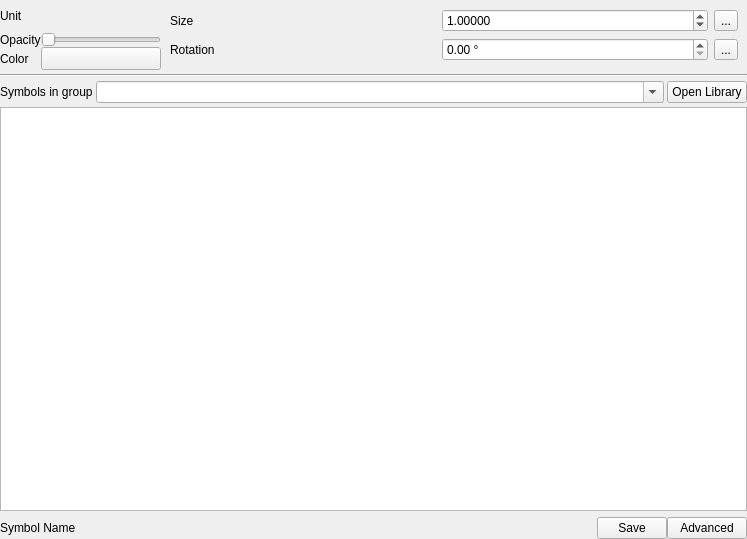
This is SWGIS-DLLSrc/SWGIS-Gui/widget_symbolslist.ui in LZS1991/SWGIS as Qt 5 draws it before an edit. The edited form follows.
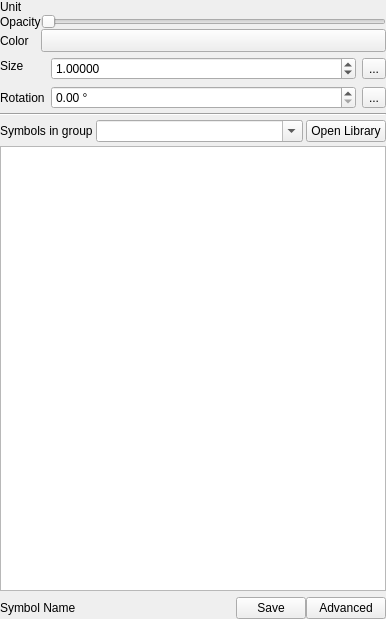
This is the edited form. Custom widgets are drawn as their Qt base class.

```diff
--- a/SWGIS-DLLSrc/SWGIS-Gui/widget_symbolslist.ui
+++ b/SWGIS-DLLSrc/SWGIS-Gui/widget_symbolslist.ui
@@ -6,274 +6,26 @@
    <rect>
     <x>0</x>
     <y>0</y>
-    <width>747</width>
-    <height>539</height>
+    <width>386</width>
+    <height>619</height>
    </rect>
   </property>
   <property name="windowTitle">
    <string>Form</string>
   </property>
   <layout class="QGridLayout" name="gridLayout_4">
-   <property name="leftMargin">
-    <number>0</number>
-   </property>
-   <property name="topMargin">
-    <number>0</number>
-   </property>
-   <property name="rightMargin">
-    <number>0</number>
-   </property>
-   <property name="bottomMargin">
-    <number>0</number>
-   </property>
    <property name="verticalSpacing">
     <number>4</number>
    </property>
-   <item row="0" column="0">
-    <layout class="QHBoxLayout" name="horizontalLayout">
-     <item>
-      <layout class="QGridLayout" name="gridLayout_3">
-       <item row="2" column="0">
-        <widget class="QLabel" name="label_5">
-         <property name="text">
-          <string>Color</string>
-         </property>
-         <property name="buddy">
-          <cstring>btnColor</cstring>
-         </property>
-        </widget>
-       </item>
-       <item row="1" column="0">
-        <widget class="QLabel" name="mTransparencyLabel">
-         <property name="text">
-          <string>Opacity</string>
-         </property>
-         <property name="buddy">
-          <cstring>mTransparencySlider</cstring>
-         </property>
-        </widget>
-       </item>
-       <item row="0" column="0">
-        <widget class="QLabel" name="mSymbolUnitLabel">
-         <property name="text">
-          <string>Unit</string>
-         </property>
-        </widget>
-       </item>
-       <item row="1" column="1">
-        <widget class="QSlider" name="mTransparencySlider">
-         <property name="sizePolicy">
-          <sizepolicy hsizetype="Preferred" vsizetype="Fixed">
-           <horstretch>0</horstretch>
-           <verstretch>0</verstretch>
-          </sizepolicy>
-         </property>
-         <property name="maximum">
-          <number>255</number>
-         </property>
-         <property name="orientation">
-          <enum>Qt::Horizontal</enum>
-         </property>
-        </widget>
-       </item>
-       <item row="2" column="1">
-        <widget class="QgsColorButtonV2" name="btnColor">
-         <property name="minimumSize">
-          <size>
-           <width>120</width>
-           <height>0</height>
-          </size>
-         </property>
-         <property name="maximumSize">
-          <size>
-           <width>120</width>
-           <height>16777215</height>
-          </size>
-         </property>
-         <property name="text">
-          <string/>
-         </property>
-        </widget>
-       </item>
-       <item row="0" column="1">
-        <widget class="QgsUnitSelectionWidget" name="mSymbolUnitWidget" native="true"/>
-       </item>
-      </layout>
-     </item>
-     <item>
-      <widget class="QStackedWidget" name="stackedWidget">
-       <property name="sizePolicy">
-        <sizepolicy hsizetype="Minimum" vsizetype="Preferred">
-         <horstretch>0</horstretch>
-         <verstretch>0</verstretch>
-        </sizepolicy>
-       </property>
-       <property name="currentIndex">
-        <number>0</number>
-       </property>
-       <widget class="QWidget" name="pageMarker">
-        <layout class="QGridLayout" name="gridLayout">
-         <item row="0" column="0">
-          <widget class="QLabel" name="label_2">
-           <property name="text">
-            <string>Size</string>
-           </property>
-          </widget>
-         </item>
-         <item row="0" column="3">
-          <widget class="QgsDataDefinedButton" name="mSizeDDBtn">
-           <property name="text">
-            <string>...</string>
-           </property>
-          </widget>
-         </item>
-         <item row="1" column="3">
-          <widget class="QgsDataDefinedButton" name="mRotationDDBtn">
-           <property name="text">
-            <string>...</string>
-           </property>
-          </widget>
-         </item>
-         <item row="1" column="2">
-          <widget class="QgsDoubleSpinBox" name="spinAngle">
-           <property name="suffix">
-            <string> °</string>
-           </property>
-           <property name="decimals">
-            <number>2</number>
-           </property>
-           <property name="maximum">
-            <double>360.000000000000000</double>
-           </property>
-           <property name="singleStep">
-            <double>0.500000000000000</double>
-           </property>
-          </widget>
-         </item>
-         <item row="1" column="0">
-          <widget class="QLabel" name="label_3">
-           <property name="text">
-            <string>Rotation</string>
-           </property>
-          </widget>
-         </item>
-         <item row="0" column="2">
-          <widget class="QgsDoubleSpinBox" name="spinSize">
-           <property name="decimals">
-            <number>5</number>
-           </property>
-           <property name="maximum">
-            <double>99999999.989999994635582</double>
-           </property>
-           <property name="singleStep">
-            <double>0.200000000000000</double>
-           </property>
-           <property name="value">
-            <double>1.000000000000000</double>
-           </property>
-           <property name="showClearButton" stdset="0">
-            <bool>false</bool>
-           </property>
-          </widget>
-         </item>
-        </layout>
-       </widget>
-       <widget class="QWidget" name="pageLine">
-        <layout class="QGridLayout" name="gridLayout_2">
-         <item row="0" column="1">
-          <widget class="QgsDoubleSpinBox" name="spinWidth">
-           <property name="decimals">
-            <number>5</number>
-           </property>
-           <property name="maximum">
-            <double>99999.000000000000000</double>
-           </property>
-           <property name="singleStep">
-            <double>0.200000000000000</double>
-           </property>
-           <property name="value">
-            <double>1.000000000000000</double>
-           </property>
-           <property name="showClearButton" stdset="0">
-            <bool>false</bool>
-           </property>
-          </widget>
-         </item>
-         <item row="0" column="2">
-          <widget class="QgsDataDefinedButton" name="mWidthDDBtn">
-           <property name="text">
-            <string>...</string>
-           </property>
-          </widget>
-         </item>
-         <item row="0" column="0">
-          <widget class="QLabel" name="label_4">
-           <property name="text">
-            <string>Width</string>
-           </property>
-          </widget>
-         </item>
-        </layout>
-       </widget>
-       <widget class="QWidget" name="pageFill">
-        <layout class="QHBoxLayout" name="horizontalLayout_2">
-         <property name="leftMargin">
-          <number>0</number>
-         </property>
-         <property name="topMargin">
-          <number>0</number>
-         </property>
-         <property name="rightMargin">
-          <number>0</number>
-         </property>
-         <property name="bottomMargin">
-          <number>0</number>
-         </property>
-        </layout>
-       </widget>
-      </widget>
-     </item>
-    </layout>
-   </item>
-   <item row="2" column="0">
-    <layout class="QHBoxLayout" name="horizontalLayout_3">
-     <property name="spacing">
-      <number>3</number>
+   <property name="margin">
+    <number>0</number>
+   </property>
+   <item row="1" column="0">
+    <widget class="Line" name="line">
+     <property name="orientation">
+      <enum>Qt::Horizontal</enum>
      </property>
-     <item>
-      <widget class="QLabel" name="label">
-       <property name="text">
-        <string>Symbols in group</string>
-       </property>
-      </widget>
-     </item>
-     <item>
-      <widget class="QComboBox" name="groupsCombo">
-       <property name="sizePolicy">
-        <sizepolicy hsizetype="Expanding" vsizetype="Fixed">
-         <horstretch>0</horstretch>
-         <verstretch>0</verstretch>
-        </sizepolicy>
-       </property>
-       <property name="minimumSize">
-        <size>
-         <width>50</width>
-         <height>0</height>
-        </size>
-       </property>
-       <property name="editable">
-        <bool>true</bool>
-       </property>
-      </widget>
-     </item>
-     <item>
-      <widget class="QPushButton" name="openStyleManagerButton">
-       <property name="text">
-        <string>Open Library</string>
-       </property>
-      </widget>
-     </item>
-    </layout>
+    </widget>
    </item>
    <item row="3" column="0">
     <widget class="QListView" name="viewSymbols">
@@ -312,6 +64,46 @@
      </property>
     </widget>
    </item>
+   <item row="2" column="0">
+    <layout class="QHBoxLayout" name="horizontalLayout_3">
+     <property name="spacing">
+      <number>3</number>
+     </property>
+     <item>
+      <widget class="QLabel" name="label">
+       <property name="text">
+        <string>Symbols in group</string>
+       </property>
+      </widget>
+     </item>
+     <item>
+      <widget class="QComboBox" name="groupsCombo">
+       <property name="sizePolicy">
+        <sizepolicy hsizetype="Expanding" vsizetype="Fixed">
+         <horstretch>0</horstretch>
+         <verstretch>0</verstretch>
+        </sizepolicy>
+       </property>
+       <property name="minimumSize">
+        <size>
+         <width>50</width>
+         <height>0</height>
+        </size>
+       </property>
+       <property name="editable">
+        <bool>true</bool>
+       </property>
+      </widget>
+     </item>
+     <item>
+      <widget class="QPushButton" name="openStyleManagerButton">
+       <property name="text">
+        <string>Open Library</string>
+       </property>
+      </widget>
+     </item>
+    </layout>
+   </item>
    <item row="4" column="0">
     <layout class="QHBoxLayout" name="horizontalLayout_4">
      <property name="topMargin">
@@ -362,12 +154,257 @@
      </item>
     </layout>
    </item>
-   <item row="1" column="0">
-    <widget class="Line" name="line">
-     <property name="orientation">
-      <enum>Qt::Horizontal</enum>
-     </property>
-    </widget>
+   <item row="0" column="0">
+    <layout class="QVBoxLayout" name="verticalLayout">
+     <item>
+      <layout class="QGridLayout" name="gridLayout">
+       <item row="2" column="0">
+        <widget class="QLabel" name="label_5">
+         <property name="text">
+          <string>Color</string>
+         </property>
+         <property name="buddy">
+          <cstring>btnColor</cstring>
+         </property>
+        </widget>
+       </item>
+       <item row="0" column="1">
+        <widget class="QgsUnitSelectionWidget" name="mSymbolUnitWidget" native="true">
+         <property name="sizePolicy">
+          <sizepolicy hsizetype="Expanding" vsizetype="Preferred">
+           <horstretch>0</horstretch>
+           <verstretch>0</verstretch>
+          </sizepolicy>
+         </property>
+        </widget>
+       </item>
+       <item row="1" column="0">
+        <widget class="QLabel" name="mTransparencyLabel">
+         <property name="text">
+          <string>Opacity</string>
+         </property>
+         <property name="buddy">
+          <cstring>mTransparencySlider</cstring>
+         </property>
+        </widget>
+       </item>
+       <item row="1" column="1">
+        <widget class="QSlider" name="mTransparencySlider">
+         <property name="sizePolicy">
+          <sizepolicy hsizetype="Expanding" vsizetype="Fixed">
+           <horstretch>0</horstretch>
+           <verstretch>0</verstretch>
+          </sizepolicy>
+         </property>
+         <property name="maximum">
+          <number>255</number>
+         </property>
+         <property name="orientation">
+          <enum>Qt::Horizontal</enum>
+         </property>
+        </widget>
+       </item>
+       <item row="0" column="0">
+        <widget class="QLabel" name="mSymbolUnitLabel">
+         <property name="text">
+          <string>Unit</string>
+         </property>
+        </widget>
+       </item>
+       <item row="2" column="1">
+        <widget class="QgsColorButtonV2" name="btnColor">
+         <property name="sizePolicy">
+          <sizepolicy hsizetype="Expanding" vsizetype="Fixed">
+           <horstretch>0</horstretch>
+           <verstretch>0</verstretch>
+          </sizepolicy>
+         </property>
+         <property name="minimumSize">
+          <size>
+           <width>0</width>
+           <height>0</height>
+          </size>
+         </property>
+         <property name="maximumSize">
+          <size>
+           <width>16777215</width>
+           <height>16777215</height>
+          </size>
+         </property>
+         <property name="text">
+          <string/>
+         </property>
+        </widget>
+       </item>
+      </layout>
+     </item>
+     <item>
+      <widget class="QStackedWidget" name="stackedWidget">
+       <property name="sizePolicy">
+        <sizepolicy hsizetype="Minimum" vsizetype="Preferred">
+         <horstretch>0</horstretch>
+         <verstretch>0</verstretch>
+        </sizepolicy>
+       </property>
+       <property name="currentIndex">
+        <number>0</number>
+       </property>
+       <widget class="QWidget" name="pageMarker">
+        <layout class="QGridLayout" name="gridLayout_2">
+         <property name="margin">
+          <number>0</number>
+         </property>
+         <item row="0" column="0">
+          <widget class="QLabel" name="label_2">
+           <property name="sizePolicy">
+            <sizepolicy hsizetype="Maximum" vsizetype="Preferred">
+             <horstretch>0</horstretch>
+             <verstretch>0</verstretch>
+            </sizepolicy>
+           </property>
+           <property name="text">
+            <string>Size</string>
+           </property>
+          </widget>
+         </item>
+         <item row="0" column="1">
+          <layout class="QHBoxLayout" name="horizontalLayout">
+           <property name="topMargin">
+            <number>5</number>
+           </property>
+           <item>
+            <widget class="QgsDoubleSpinBox" name="spinSize">
+             <property name="decimals">
+              <number>5</number>
+             </property>
+             <property name="maximum">
+              <double>99999999.989999994635582</double>
+             </property>
+             <property name="singleStep">
+              <double>0.200000000000000</double>
+             </property>
+             <property name="value">
+              <double>1.000000000000000</double>
+             </property>
+             <property name="showClearButton" stdset="0">
+              <bool>false</bool>
+             </property>
+            </widget>
+           </item>
+           <item>
+            <widget class="QgsDataDefinedButton" name="mSizeDDBtn">
+             <property name="text">
+              <string>...</string>
+             </property>
+            </widget>
+           </item>
+          </layout>
+         </item>
+         <item row="1" column="0">
+          <widget class="QLabel" name="label_3">
+           <property name="sizePolicy">
+            <sizepolicy hsizetype="Maximum" vsizetype="Preferred">
+             <horstretch>0</horstretch>
+             <verstretch>0</verstretch>
+            </sizepolicy>
+           </property>
+           <property name="text">
+            <string>Rotation</string>
+           </property>
+          </widget>
+         </item>
+         <item row="1" column="1">
+          <layout class="QHBoxLayout" name="horizontalLayout_5">
+           <property name="topMargin">
+            <number>0</number>
+           </property>
+           <item>
+            <widget class="QgsDoubleSpinBox" name="spinAngle">
+             <property name="suffix">
+              <string> °</string>
+             </property>
+             <property name="decimals">
+              <number>2</number>
+             </property>
+             <property name="maximum">
+              <double>360.000000000000000</double>
+             </property>
+             <property name="singleStep">
+              <double>0.500000000000000</double>
+             </property>
+            </widget>
+           </item>
+           <item>
+            <widget class="QgsDataDefinedButton" name="mRotationDDBtn">
+             <property name="text">
+              <string>...</string>
+             </property>
+            </widget>
+           </item>
+          </layout>
+         </item>
+        </layout>
+       </widget>
+       <widget class="QWidget" name="pageLine">
+        <layout class="QGridLayout" name="gridLayout_3">
+         <property name="margin">
+          <number>0</number>
+         </property>
+         <item row="0" column="0">
+          <widget class="QLabel" name="label_4">
+           <property name="sizePolicy">
+            <sizepolicy hsizetype="Maximum" vsizetype="Preferred">
+             <horstretch>0</horstretch>
+             <verstretch>0</verstretch>
+            </sizepolicy>
+           </property>
+           <property name="text">
+            <string>Width</string>
+           </property>
+          </widget>
+         </item>
+         <item row="0" column="1">
+          <layout class="QHBoxLayout" name="horizontalLayout_6">
+           <item>
+            <widget class="QgsDoubleSpinBox" name="spinWidth">
+             <property name="decimals">
+              <number>5</number>
+             </property>
+             <property name="maximum">
+              <double>99999.000000000000000</double>
+             </property>
+             <property name="singleStep">
+              <double>0.200000000000000</double>
+             </property>
+             <property name="value">
+              <double>1.000000000000000</double>
+             </property>
+             <property name="showClearButton" stdset="0">
+              <bool>false</bool>
+             </property>
+            </widget>
+           </item>
+           <item>
+            <widget class="QgsDataDefinedButton" name="mWidthDDBtn">
+             <property name="text">
+              <string>...</string>
+             </property>
+            </widget>
+           </item>
+          </layout>
+         </item>
+        </layout>
+       </widget>
+       <widget class="QWidget" name="pageFill">
+        <layout class="QHBoxLayout" name="horizontalLayout_2">
+         <property name="margin">
+          <number>0</number>
+         </property>
+        </layout>
+       </widget>
+      </widget>
+     </item>
+    </layout>
    </item>
   </layout>
  </widget>
@@ -378,6 +415,11 @@
    <header>qgscolorbuttonv2.h</header>
    <container>1</container>
   </customwidget>
+  <customwidget>
+   <class>QgsDataDefinedButton</class>
+   <extends>QToolButton</extends>
+   <header>qgsdatadefinedbutton.h</header>
+  </customwidget>
   <customwidget>
    <class>QgsDoubleSpinBox</class>
    <extends>QDoubleSpinBox</extends>
@@ -389,11 +431,6 @@
    <header>qgsunitselectionwidget.h</header>
    <container>1</container>
   </customwidget>
-  <customwidget>
-   <class>QgsDataDefinedButton</class>
-   <extends>QToolButton</extends>
-   <header>qgsdatadefinedbutton.h</header>
-  </customwidget>
  </customwidgets>
  <tabstops>
   <tabstop>mTransparencySlider</tabstop>
```
Left out of the diff: 6 changed lines with no effect on the pictures.
